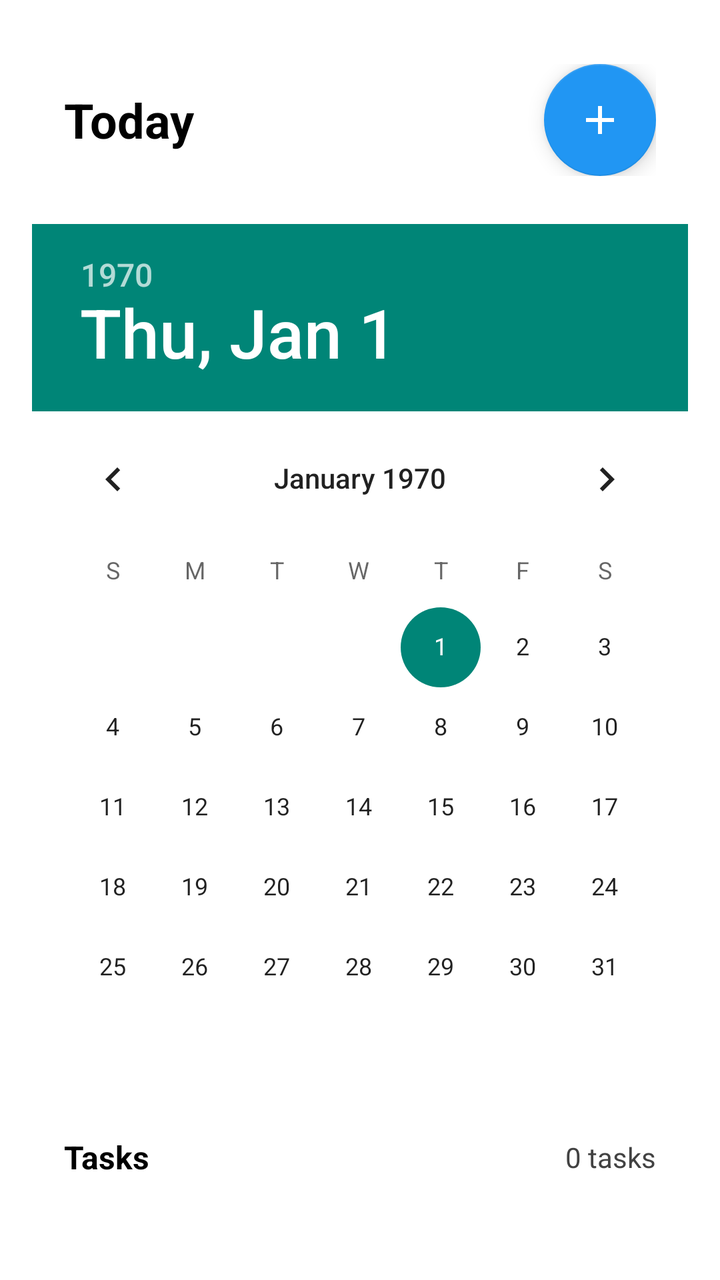
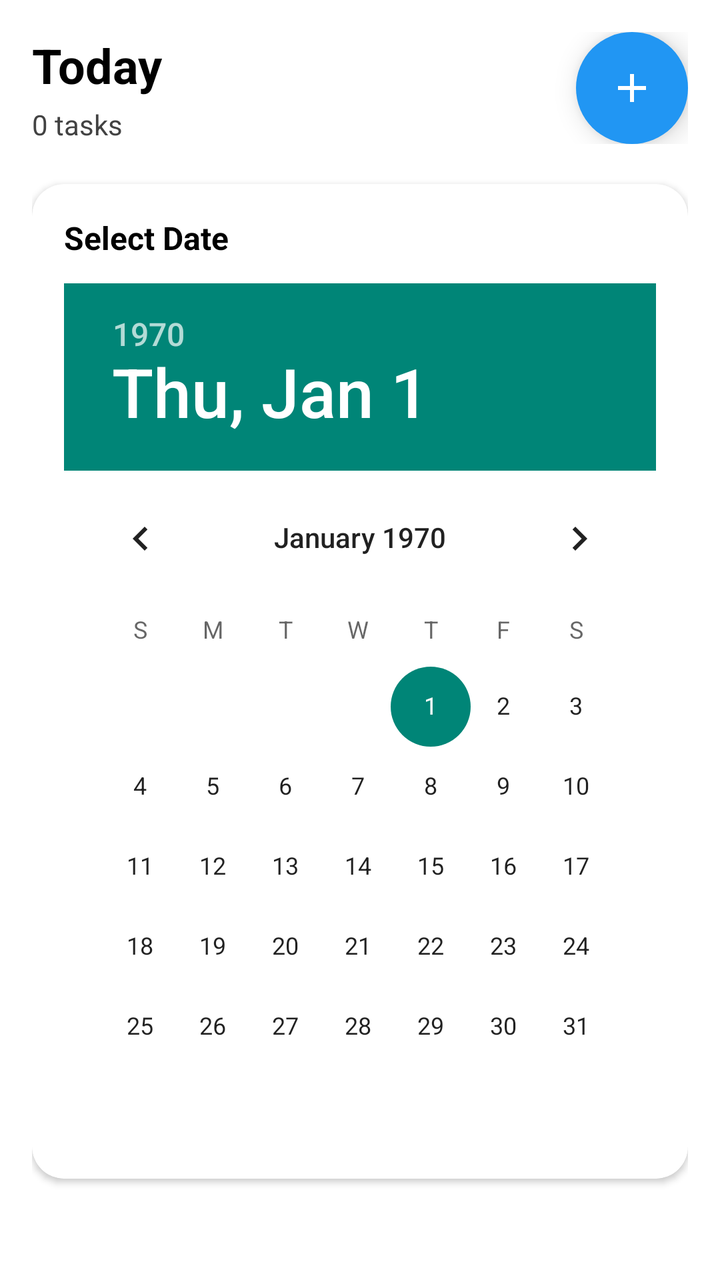

The first picture is an Android layout as it rendered before a commit; the second is the same layout after the commit. The layout source and the unified diff follow.
<!-- AndroidManifest.xml: application theme Theme.ToDoApp -->
<!-- res/layout/fragment_calendar.xml -->
<?xml version="1.0" encoding="utf-8"?>
<LinearLayout xmlns:android="http://schemas.android.com/apk/res/android"
    xmlns:app="http://schemas.android.com/apk/res-auto"
    android:layout_width="match_parent"
    android:layout_height="match_parent"
    android:orientation="vertical"
    android:layout_marginTop="20dp"
    android:padding="16dp"
    android:background="@color/white">

    
    <LinearLayout
        android:layout_width="match_parent"
        android:layout_height="wrap_content"
        android:orientation="horizontal"
        android:padding="16dp"
        android:gravity="center_vertical">

        <TextView
            android:id="@+id/txtSelectedDate"
            android:layout_width="0dp"
            android:layout_height="wrap_content"
            android:layout_weight="1"
            android:text="Today"
            android:textSize="24sp"
            android:textStyle="bold"
            android:textColor="@color/black" />

        <com.google.android.material.floatingactionbutton.FloatingActionButton
            android:id="@+id/btnAddTask"
            android:layout_width="wrap_content"
            android:layout_height="wrap_content"
            android:contentDescription="Add Task"
            app:srcCompat="@drawable/outline_add_24"
            app:tint="@color/white"
            app:backgroundTint="@color/primary_color" />
    </LinearLayout>

    

    
    <DatePicker
        android:layout_gravity="center"
        android:id="@+id/datePicker"
        android:layout_width="wrap_content"
        android:layout_height="wrap_content"
        android:layout_marginTop="8dp"
        android:layout_marginBottom="16dp"
        android:calendarViewShown="true"
        android:datePickerMode="calendar"
        android:spinnersShown="false" />

    
    <LinearLayout
        android:layout_width="match_parent"
        android:layout_height="wrap_content"
        android:orientation="horizontal"
        android:paddingHorizontal="16dp"
        android:paddingVertical="8dp"
        android:gravity="center_vertical">

        <TextView
            android:layout_width="0dp"
            android:layout_height="wrap_content"
            android:layout_weight="1"
            android:text="Tasks"
            android:textSize="16sp"
            android:textStyle="bold"
            android:textColor="@color/black" />

        <TextView
            android:id="@+id/txtTaskCount"
            android:layout_width="wrap_content"
            android:layout_height="wrap_content"
            android:text="0 tasks"
            android:textSize="14sp"
            android:textColor="@color/gray_dark" />
    </LinearLayout>

    
    <androidx.recyclerview.widget.RecyclerView
        android:id="@+id/recyclerTasks"
        android:layout_width="match_parent"
        android:layout_height="0dp"
        android:layout_weight="1"
        android:paddingHorizontal="8dp" />

</LinearLayout>
<!-- resources referenced by this layout -->
<resources>
  <color name="black">#FF000000</color>
  <color name="gray_dark">#424242</color>
  <color name="primary_color">#2196F3</color>
  <color name="white">#FFFFFFFF</color>
  <!-- drawable outline_add_24 (drawable) -->
  <vector xmlns:android="http://schemas.android.com/apk/res/android" android:height="24dp" android:tint="#000000" android:viewportHeight="960" android:viewportWidth="960" android:width="24dp">
        
      <path android:fillColor="@android:color/white" android:pathData="M440,520L200,520L200,440L440,440L440,200L520,200L520,440L760,440L760,520L520,520L520,760L440,760L440,520Z"/>
      
  </vector>
  <style name="Theme.ToDoApp" parent="Base.Theme.ToDoApp" />
  <style name="Base.Theme.ToDoApp" parent="Theme.AppCompat.DayNight.NoActionBar">
          <item name="colorPrimary">@color/primary_color</item>
          <item name="colorPrimaryVariant">@color/primary_dark</item>
          <item name="colorOnPrimary">@color/white</item>
          <item name="colorSecondary">@color/green</item>
  
          <item name="colorOnSecondary">@color/white</item>
          
      </style>
  <color name="primary_dark">#1976D2</color>
  <color name="green">#4CAF50</color>
</resources>

<!-- the commit's change to res/layout/fragment_calendar.xml (unified diff, before → after) -->
@@ -4,76 +4,112 @@
     android:layout_width="match_parent"
     android:layout_height="match_parent"
     android:orientation="vertical"
-    android:layout_marginTop="20dp"
-    android:padding="16dp"
-    android:background="@color/white">
+    android:background="@color/white"
+    android:padding="16dp">
 
     
     <LinearLayout
         android:layout_width="match_parent"
         android:layout_height="wrap_content"
         android:orientation="horizontal"
-        android:padding="16dp"
-        android:gravity="center_vertical">
+        android:gravity="center_vertical"
+        android:paddingBottom="20dp">
 
-        <TextView
-            android:id="@+id/txtSelectedDate"
+        <LinearLayout
             android:layout_width="0dp"
             android:layout_height="wrap_content"
             android:layout_weight="1"
-            android:text="Today"
-            android:textSize="24sp"
-            android:textStyle="bold"
-            android:textColor="@color/black" />
+            android:orientation="vertical">
+
+            <TextView
+                android:id="@+id/txtSelectedDate"
+                android:layout_width="wrap_content"
+                android:layout_height="wrap_content"
+                android:text="Today"
+                android:textSize="24sp"
+                android:textStyle="bold"
+                android:textColor="@color/black" />
+
+            <TextView
+                android:id="@+id/txtTaskCount"
+                android:layout_width="wrap_content"
+                android:layout_height="wrap_content"
+                android:text="0 tasks"
+                android:textSize="14sp"
+                android:textColor="@color/gray_dark"
+                android:layout_marginTop="4dp" />
+        </LinearLayout>
 
         <com.google.android.material.floatingactionbutton.FloatingActionButton
             android:id="@+id/btnAddTask"
-            android:layout_width="wrap_content"
-            android:layout_height="wrap_content"
+            android:layout_width="56dp"
+            android:layout_height="56dp"
             android:contentDescription="Add Task"
             app:srcCompat="@drawable/outline_add_24"
             app:tint="@color/white"
-            app:backgroundTint="@color/primary_color" />
+            app:backgroundTint="@color/primary_color"
+            app:elevation="8dp"
+            app:borderWidth="0dp" />
     </LinearLayout>
 
     
+    <com.google.android.material.card.MaterialCardView
+        android:layout_width="match_parent"
+        android:layout_height="wrap_content"
+        app:cardCornerRadius="16dp"
+        app:cardElevation="2dp"
+        app:cardBackgroundColor="@color/white"
+        android:layout_marginBottom="24dp">
 
-    
-    <DatePicker
-        android:layout_gravity="center"
-        android:id="@+id/datePicker"
-        android:layout_width="wrap_content"
-        android:layout_height="wrap_content"
-        android:layout_marginTop="8dp"
-        android:layout_marginBottom="16dp"
-        android:calendarViewShown="true"
-        android:datePickerMode="calendar"
-        android:spinnersShown="false" />
+        <LinearLayout
+            android:layout_width="match_parent"
+            android:layout_height="wrap_content"
+            android:orientation="vertical"
+            android:padding="16dp">
+
+            <TextView
+                android:layout_width="wrap_content"
+                android:layout_height="wrap_content"
+                android:text="Select Date"
+                android:textSize="16sp"
+                android:textStyle="bold"
+                android:textColor="@color/black"
+                android:layout_marginBottom="12dp" />
+
+            <DatePicker
+                android:id="@+id/datePicker"
+                android:layout_width="wrap_content"
+                android:layout_height="wrap_content"
+                android:layout_gravity="center"
+                android:calendarViewShown="true"
+                android:datePickerMode="calendar"
+                android:spinnersShown="false" />
+        </LinearLayout>
+    </com.google.android.material.card.MaterialCardView>
 
     
     <LinearLayout
         android:layout_width="match_parent"
         android:layout_height="wrap_content"
         android:orientation="horizontal"
-        android:paddingHorizontal="16dp"
-        android:paddingVertical="8dp"
-        android:gravity="center_vertical">
+        android:gravity="center_vertical"
+        android:paddingBottom="12dp">
 
         <TextView
             android:layout_width="0dp"
             android:layout_height="wrap_content"
             android:layout_weight="1"
-            android:text="Tasks"
-            android:textSize="16sp"
+            android:text="Scheduled Tasks"
+            android:textSize="18sp"
             android:textStyle="bold"
             android:textColor="@color/black" />
 
         <TextView
-            android:id="@+id/txtTaskCount"
+            android:id="@+id/txtTasksSubtitle"
             android:layout_width="wrap_content"
             android:layout_height="wrap_content"
-            android:text="0 tasks"
-            android:textSize="14sp"
+            android:text="Tap to manage"
+            android:textSize="12sp"
             android:textColor="@color/gray_dark" />
     </LinearLayout>
 
@@ -83,6 +119,43 @@
         android:layout_width="match_parent"
         android:layout_height="0dp"
         android:layout_weight="1"
-        android:paddingHorizontal="8dp" />
+        android:clipToPadding="false"
+        android:paddingVertical="8dp" />
+
+    
+    <LinearLayout
+        android:id="@+id/emptyState"
+        android:layout_width="match_parent"
+        android:layout_height="0dp"
+        android:layout_weight="1"
+        android:orientation="vertical"
+        android:gravity="center"
+        android:visibility="gone"
+        android:padding="40dp">
+
+        <ImageView
+            android:layout_width="80dp"
+            android:layout_height="80dp"
+            android:src="@drawable/outline_calendar_month_24"
+            android:alpha="0.5"
+            android:layout_marginBottom="16dp" />
+
+        <TextView
+            android:layout_width="wrap_content"
+            android:layout_height="wrap_content"
+            android:text="No Tasks Scheduled"
+            android:textSize="16sp"
+            android:textStyle="bold"
+            android:textColor="@color/gray_dark"
+            android:layout_marginBottom="8dp" />
+
+        <TextView
+            android:layout_width="wrap_content"
+            android:layout_height="wrap_content"
+            android:text="Select a date and add tasks to see them here"
+            android:textSize="14sp"
+            android:textColor="@color/gray_light"
+            android:gravity="center" />
+    </LinearLayout>
 
 </LinearLayout>
<!-- resource entries referenced after the edit -->
@@ -2,12 +2,19 @@
 <resources>
   <color name="black">#FF000000</color>
   <color name="gray_dark">#424242</color>
+  <color name="gray_light">#F5F5F5</color>
   <color name="primary_color">#2196F3</color>
   <color name="white">#FFFFFFFF</color>
   <!-- drawable outline_add_24 (drawable) -->
   <vector xmlns:android="http://schemas.android.com/apk/res/android" android:height="24dp" android:tint="#000000" android:viewportHeight="960" android:viewportWidth="960" android:width="24dp">
         
       <path android:fillColor="@android:color/white" android:pathData="M440,520L200,520L200,440L440,440L440,200L520,200L520,440L760,440L760,520L520,520L520,760L440,760L440,520Z"/>
+      
+  </vector>
+  <!-- drawable outline_calendar_month_24 (drawable) -->
+  <vector xmlns:android="http://schemas.android.com/apk/res/android" android:height="24dp" android:tint="#000000" android:viewportHeight="960" android:viewportWidth="960" android:width="24dp">
+        
+      <path android:fillColor="@android:color/white" android:pathData="M200,880Q167,880 143.5,856.5Q120,833 120,800L120,240Q120,207 143.5,183.5Q167,160 200,160L240,160L240,80L320,80L320,160L640,160L640,80L720,80L720,160L760,160Q793,160 816.5,183.5Q840,207 840,240L840,800Q840,833 816.5,856.5Q793,880 760,880L200,880ZM200,800L760,800Q760,800 760,800Q760,800 760,800L760,400L200,400L200,800Q200,800 200,800Q200,800 200,800ZM200,320L760,320L760,240Q760,240 760,240Q760,240 760,240L200,240Q200,240 200,240Q200,240 200,240L200,320ZM200,320L200,240Q200,240 200,240Q200,240 200,240L200,240Q200,240 200,240Q200,240 200,240L200,320ZM480,560Q463,560 451.5,548.5Q440,537 440,520Q440,503 451.5,491.5Q463,480 480,480Q497,480 508.5,491.5Q520,503 520,520Q520,537 508.5,548.5Q497,560 480,560ZM320,560Q303,560 291.5,548.5Q280,537 280,520Q280,503 291.5,491.5Q303,480 320,480Q337,480 348.5,491.5Q360,503 360,520Q360,537 348.5,548.5Q337,560 320,560ZM640,560Q623,560 611.5,548.5Q600,537 600,520Q600,503 611.5,491.5Q623,480 640,480Q657,480 668.5,491.5Q680,503 680,520Q680,537 668.5,548.5Q657,560 640,560ZM480,720Q463,720 451.5,708.5Q440,697 440,680Q440,663 451.5,651.5Q463,640 480,640Q497,640 508.5,651.5Q520,663 520,680Q520,697 508.5,708.5Q497,720 480,720ZM320,720Q303,720 291.5,708.5Q280,697 280,680Q280,663 291.5,651.5Q303,640 320,640Q337,640 348.5,651.5Q360,663 360,680Q360,697 348.5,708.5Q337,720 320,720ZM640,720Q623,720 611.5,708.5Q600,697 600,680Q600,663 611.5,651.5Q623,640 640,640Q657,640 668.5,651.5Q680,663 680,680Q680,697 668.5,708.5Q657,720 640,720Z"/>
       
   </vector>
   <style name="Theme.ToDoApp" parent="Base.Theme.ToDoApp" />
